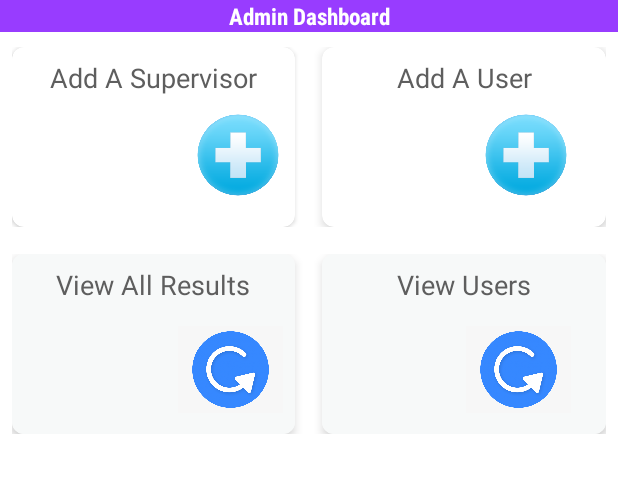
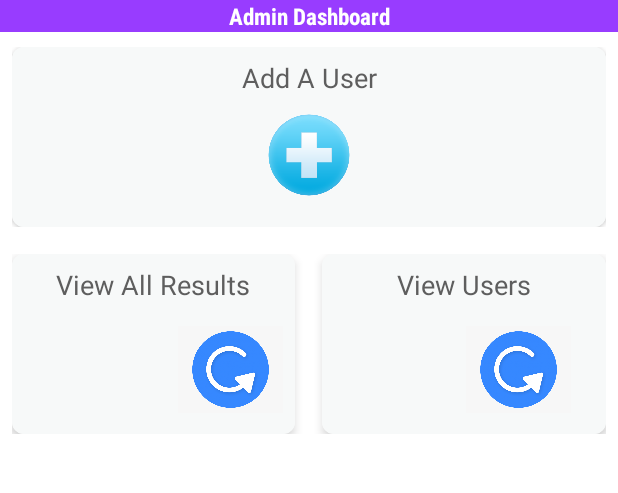
Before and after one commit to hectorjoey/covid-RiskAssessment, an Android app: the MainActivity screen opened directly, with no data from a screen before it, on a phone screen of 412 x 824 dp, the part 206-699 px from its top. Run offline under Robolectric (Android 15) with nearby library versions, the phone set to English and light mode, and no system bars; 1 statement that could not run was skipped.

Commit message:
deleted relative layout of sup in main activity

```diff
--- a/app/src/main/java/hector/developers/covid19riskassessment/activities/MainActivity.java
+++ b/app/src/main/java/hector/developers/covid19riskassessment/activities/MainActivity.java
@@ -22,7 +22,7 @@ import hector.developers.covid19riskassessment.R;
 public class MainActivity extends AppCompatActivity {
     ImageView mImageSup, mImgAddUser, mImageViewSup, mImageViewUser;
     private Toolbar mToolbar;
-    CardView mViewSupLayout, mViewUserLayout, mAddSupLayout, mAddUserLayout;
+    CardView mViewSupLayout, mViewUserLayout, mAddUserLayout;
     private String state;
 
     @Override
@@ -33,12 +33,10 @@ public class MainActivity extends AppCompatActivity {
         setSupportActionBar(mToolbar);
         setTitle("Admin Dashboard");
 
-        mImageSup = findViewById(R.id.imgAddSup);
         mImgAddUser = findViewById(R.id.imgAddUser);
         mImageViewSup = findViewById(R.id.imgViewSup);
         mImageViewUser = findViewById(R.id.imgViewUser);
-        mAddSupLayout = findViewById(R.id.addUserLayout);
-        mAddSupLayout = findViewById(R.id.addSupLayout);
+        mAddUserLayout = findViewById(R.id.addUserLayout);
         mViewSupLayout = findViewById(R.id.viewSupLayout);
         mViewUserLayout = findViewById(R.id.viewUsersLayout);
 
@@ -46,22 +44,14 @@ public class MainActivity extends AppCompatActivity {
         state = states.get("state");
 
         if (!state.equalsIgnoreCase("Abuja")) {
-            mAddSupLayout.setVisibility(View.INVISIBLE);
+            mViewUserLayout.setVisibility(View.INVISIBLE);
             mViewSupLayout.setVisibility(View.INVISIBLE);
             mViewUserLayout.setVisibility(View.INVISIBLE);
 
         } else {
-            mAddSupLayout.setVisibility(View.VISIBLE);
             mViewSupLayout.setVisibility(View.VISIBLE);
             mViewUserLayout.setVisibility(View.VISIBLE);
         }
-
-        mImageSup.setOnClickListener(new View.OnClickListener() {
-            @Override
-            public void onClick(View v) {
-                Toast.makeText(getApplicationContext(), "Click on add user to add", Toast.LENGTH_LONG).show();
-            }
-        });
 
         mImgAddUser.setOnClickListener(new View.OnClickListener() {
             @Override
--- a/app/src/main/java/hector/developers/covid19riskassessment/api/Api.java
+++ b/app/src/main/java/hector/developers/covid19riskassessment/api/Api.java
@@ -61,7 +61,8 @@ public interface Api {
             @Field("firstname") String firstname,
             @Field("phone") String phone,
             @Field("risk") String risk,
-            @Field("userType") String userType
+            @Field("userType") String userType,
+            @Field("state") String state
     );
 
     //the users login call
--- a/app/src/main/res/layout/activity_main.xml
+++ b/app/src/main/res/layout/activity_main.xml
@@ -43,50 +43,17 @@
         android:padding="8dp">
 
         <androidx.cardview.widget.CardView
-            android:id="@+id/addSupLayout"
-            android:layout_width="160dp"
+            android:id="@+id/addUserLayout"
+            android:layout_width="0dp"
             android:layout_height="120dp"
             android:layout_weight="1"
             app:cardCornerRadius="8dp"
             app:cardElevation="2dp">
 
             <RelativeLayout
-
                 android:layout_width="match_parent"
                 android:layout_height="match_parent"
-                android:padding="8dp">
-
-                <TextView
-                    android:layout_width="match_parent"
-                    android:layout_height="wrap_content"
-                    android:gravity="center"
-                    android:text="Add A Supervisor"
-                    android:textColor="#5E5E5E"
-                    android:textSize="18sp" />
-
-                <ImageView
-                    android:id="@+id/imgAddSup"
-                    android:layout_width="60dp"
-                    android:layout_height="80dp"
-                    android:layout_alignParentEnd="true"
-                    android:layout_alignParentBottom="true"
-                    android:src="@drawable/addd" />
-            </RelativeLayout>
-        </androidx.cardview.widget.CardView>
-
-        <androidx.cardview.widget.CardView
-            android:id="@+id/addUserLayout"
-            android:layout_width="160dp"
-            android:layout_height="120dp"
-            android:layout_marginStart="18dp"
-            android:layout_weight="1"
-            app:cardCornerRadius="8dp"
-            app:cardElevation="4dp">
-
-            <RelativeLayout
-
-                android:layout_width="match_parent"
-                android:layout_height="match_parent"
+                android:background="#F7F9F9"
                 android:padding="8dp">
 
                 <TextView
@@ -101,7 +68,7 @@
                     android:id="@+id/imgAddUser"
                     android:layout_width="60dp"
                     android:layout_height="80dp"
-                    android:layout_alignParentEnd="true"
+                    android:layout_centerInParent="true"
                     android:layout_alignParentBottom="true"
                     android:layout_marginEnd="15dp"
                     android:src="@drawable/addd" />
```
Also changed, not shown: app/src/main/java/hector/developers/covid19riskassessment/activities/LoginActivity.java (+8 -0 lines), app/src/main/java/hector/developers/covid19riskassessment/activities/UserHealthDataActivity.java (+14 -3 lines).
